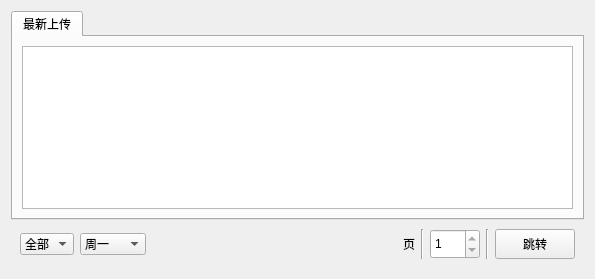
Old version of the form ui/ui_index.ui in the repository tonquer/JMComic-qt.
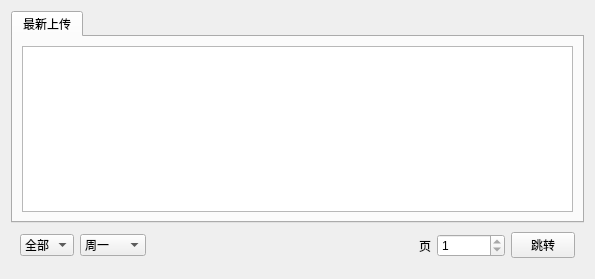
New version of the form. Custom widgets are drawn as their Qt base class.

```diff
--- a/ui/ui_index.ui
+++ b/ui/ui_index.ui
@@ -117,19 +117,12 @@
         </property>
        </widget>
       </item>
-      <item>
-       <widget class="Line" name="line_3">
-        <property name="orientation">
-         <enum>Qt::Vertical</enum>
-        </property>
-       </widget>
-      </item>
       <item>
        <widget class="QSpinBox" name="spinBox">
         <property name="minimumSize">
          <size>
-          <width>50</width>
-          <height>30</height>
+          <width>68</width>
+          <height>0</height>
          </size>
         </property>
         <property name="minimum">
@@ -140,19 +133,12 @@
         </property>
        </widget>
       </item>
-      <item>
-       <widget class="Line" name="line">
-        <property name="orientation">
-         <enum>Qt::Vertical</enum>
-        </property>
-       </widget>
-      </item>
       <item>
        <widget class="QPushButton" name="jumpButton">
         <property name="minimumSize">
          <size>
-          <width>0</width>
-          <height>30</height>
+          <width>64</width>
+          <height>0</height>
          </size>
         </property>
         <property name="text">
```
